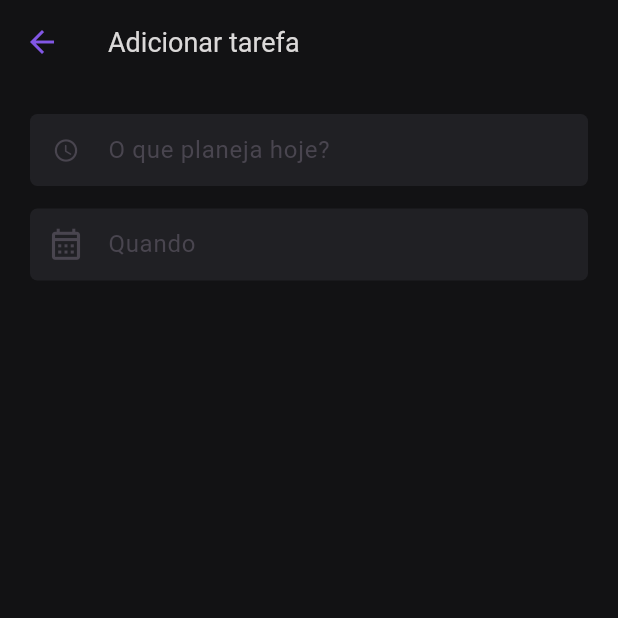
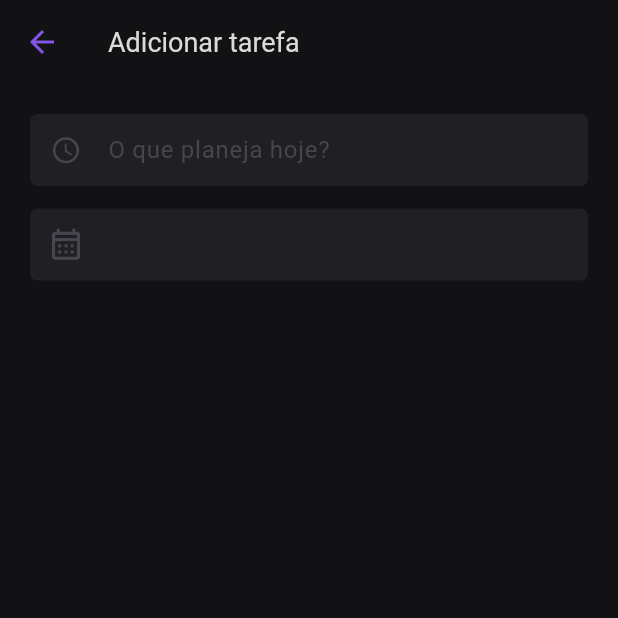
Before and after one commit to josedeneto/todo_app, a Flutter app: the AddTodoPage screen opened by its route, on a phone screen of 412 x 824 dp, the top half of it. Run offline on Flutter 3.47's test engine with Material 2 defaults, Android fonts, the phone set to English and light mode, and no system bars.

Commit message:
Alterei o hintText para receber data actual

```diff
--- a/lib/app/views/add_todo/add_todo_page.dart
+++ b/lib/app/views/add_todo/add_todo_page.dart
@@ -56,7 +56,10 @@ class _AddTodoPageState extends State<AddTodoPage>
                 validator: validatorTodo,
                 cursorColor: AppColor.secondary,
                 decoration: const InputDecoration(
-                  prefixIcon: Icon(Icons.access_time_rounded),
+                  prefixIcon: Icon(
+                    Icons.access_time_rounded,
+                    size: 21,
+                  ),
                   hintText: 'O que planeja hoje?',
                 ),
                 onChanged: (value) {
@@ -83,9 +86,9 @@ class _AddTodoPageState extends State<AddTodoPage>
                   });
                 },
                 cursorColor: AppColor.secondary,
-                decoration: const InputDecoration(
-                  hintText: 'Quando',
-                  prefixIcon: Icon(
+                decoration: InputDecoration(
+                  hintText: dateController.text,
+                  prefixIcon: const Icon(
                     Icons.calendar_month_outlined,
                     size: 25,
                   ),
```
